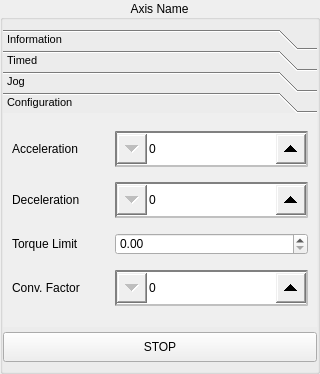
Before: the Qt Designer form views/axis_manual_control.ui in luis-banuelos-chacon/trolleyTester, drawn with Qt 5.
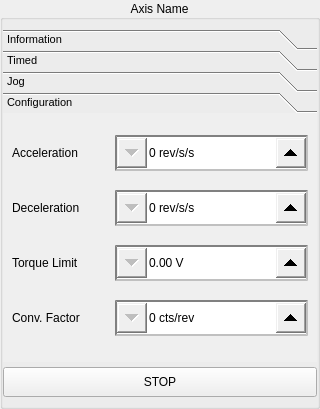
After: the same form once the commit is applied. The open tabs and pages were chosen to show the change.

What changed in the file:
```diff
--- a/views/axis_manual_control.ui
+++ b/views/axis_manual_control.ui
@@ -7,7 +7,7 @@
     <x>0</x>
     <y>0</y>
     <width>320</width>
-    <height>374</height>
+    <height>409</height>
    </rect>
   </property>
   <property name="windowTitle">
@@ -36,6 +36,24 @@
 	subcontrol-position: left;
 	width: 30px;
 	height: 30px;
+}
+
+QDoubleSpinBox { 
+	qproperty-maximum: 1000000;
+	qproperty-minimum: 0;
+	qproperty-singleStep: 1;
+	border: 2px inset grey;
+	min-height: 32px;
+}
+QDoubleSpinBox::up-button {
+	subcontrol-position: right;
+	width: 30px;
+	height: 30px;
+}
+QDoubleSpinBox::down-button {
+	subcontrol-position: left;
+	width: 30px;
+	height: 30px;
 }</string>
      </property>
      <property name="title">
@@ -350,7 +368,7 @@
            <x>0</x>
            <y>0</y>
            <width>312</width>
-           <height>203</height>
+           <height>238</height>
           </rect>
          </property>
          <attribute name="label">
@@ -365,7 +383,11 @@
            </widget>
           </item>
           <item row="0" column="1">
-           <widget class="QSpinBox" name="accelerationSpinBox"/>
+           <widget class="QSpinBox" name="accelerationSpinBox">
+            <property name="suffix">
+             <string> rev/s/s</string>
+            </property>
+           </widget>
           </item>
           <item row="1" column="0">
            <widget class="QLabel" name="decelerationLabel">
@@ -375,7 +397,11 @@
            </widget>
           </item>
           <item row="1" column="1">
-           <widget class="QSpinBox" name="decelerationSpinBox"/>
+           <widget class="QSpinBox" name="decelerationSpinBox">
+            <property name="suffix">
+             <string> rev/s/s</string>
+            </property>
+           </widget>
           </item>
           <item row="2" column="0">
            <widget class="QLabel" name="torqueLimitLabel">
@@ -386,8 +412,14 @@
           </item>
           <item row="2" column="1">
            <widget class="QDoubleSpinBox" name="torqueLimitSpinBox">
+            <property name="prefix">
+             <string/>
+            </property>
+            <property name="suffix">
+             <string> V</string>
+            </property>
             <property name="maximum">
-             <double>100.000000000000000</double>
+             <double>1000000.000000000000000</double>
             </property>
             <property name="singleStep">
              <double>0.100000000000000</double>
@@ -405,7 +437,11 @@
            </widget>
           </item>
           <item row="3" column="1">
-           <widget class="QSpinBox" name="convFactorSpinBox"/>
+           <widget class="QSpinBox" name="convFactorSpinBox">
+            <property name="suffix">
+             <string> cts/rev</string>
+            </property>
+           </widget>
           </item>
          </layout>
         </widget>
```
Left out of the diff: 36 changed lines with no effect on the pictures. Lines whose indentation alone changed are shown as unchanged.
